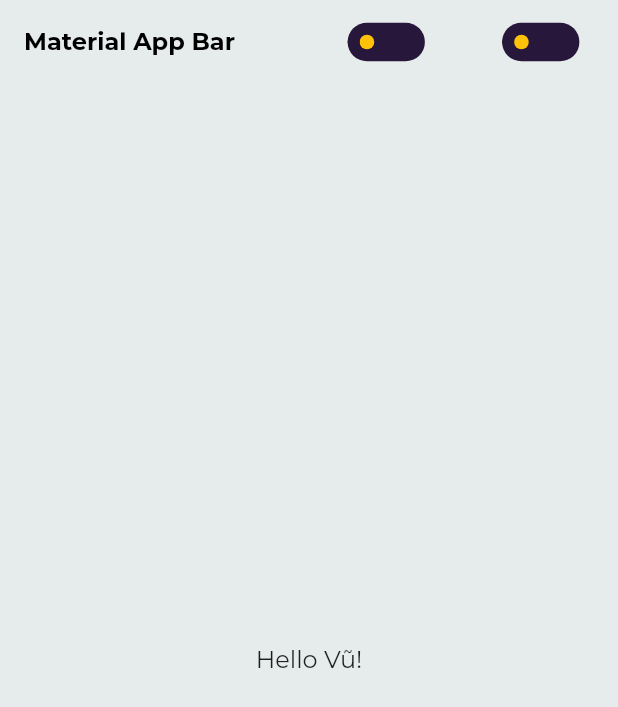
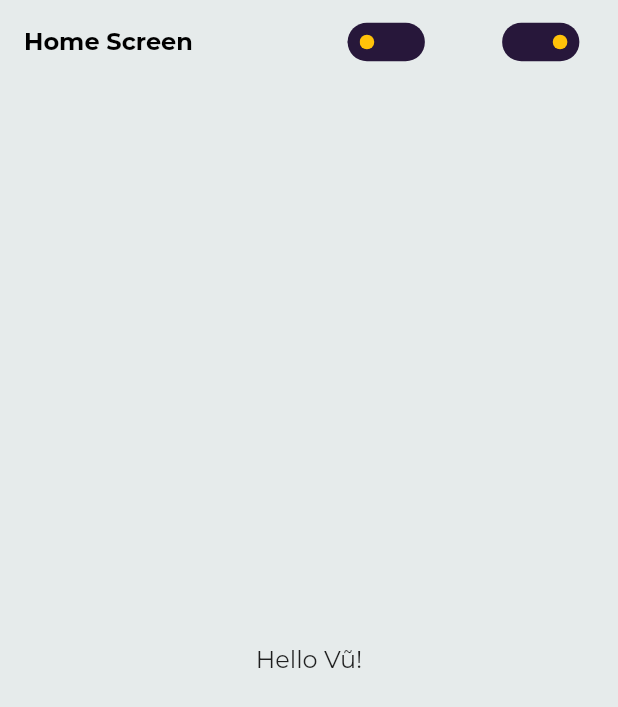
Before and after one commit to vuhpquang/flutter-vu-template, a Flutter app: the screen it shows after launch, on a phone screen of 412 x 824 dp. Shown: the top 707 px of the screen. Run offline on Flutter 3.47's test engine with Material 2 defaults, Android fonts, the phone set to English and light mode, and no system bars; our stand-ins replace google_fonts; generated files the repository leaves out were written again.

Commit message:
chore: refactor

```diff
--- a/lib/provider/language_provider.dart
+++ b/lib/provider/language_provider.dart
@@ -18,4 +18,12 @@ class LanguageProvider with ChangeNotifier {
     }
     notifyListeners();
   }
+
+  bool isEnglish() {
+    if (_locale == const Locale('en', 'US')) {
+      return true;
+    } else {
+      return false;
+    }
+  }
 }
--- a/lib/screens/my_app.dart
+++ b/lib/screens/my_app.dart
@@ -10,7 +10,7 @@ class MyApp extends StatelessWidget {
   Widget build(BuildContext context) {
     return Scaffold(
       appBar: AppBar(
-        title: const Text('Material App Bar'),
+        title: const Text('Home Screen'),
         actions: const [ThemeToggleButton(), LanguageChoose()],
       ),
       body: Center(
--- a/lib/widgets/language_choose.dart
+++ b/lib/widgets/language_choose.dart
@@ -16,8 +16,8 @@ class _LanguageChooseState extends State<LanguageChoose> {
 
   @override
   Widget build(BuildContext context) {
-    bool darkModeEnabled = Theme.of(context).brightness == Brightness.dark;
-    darkModeEnabled ? isOn = 1 : isOn = 0;
+    bool englishEnabled = Provider.of<LanguageProvider>(context).isEnglish();
+    englishEnabled ? isOn = 1 : isOn = 0;
     return AnimatedContainer(
       duration: const Duration(milliseconds: 360),
       width: s.width / 2,
```
